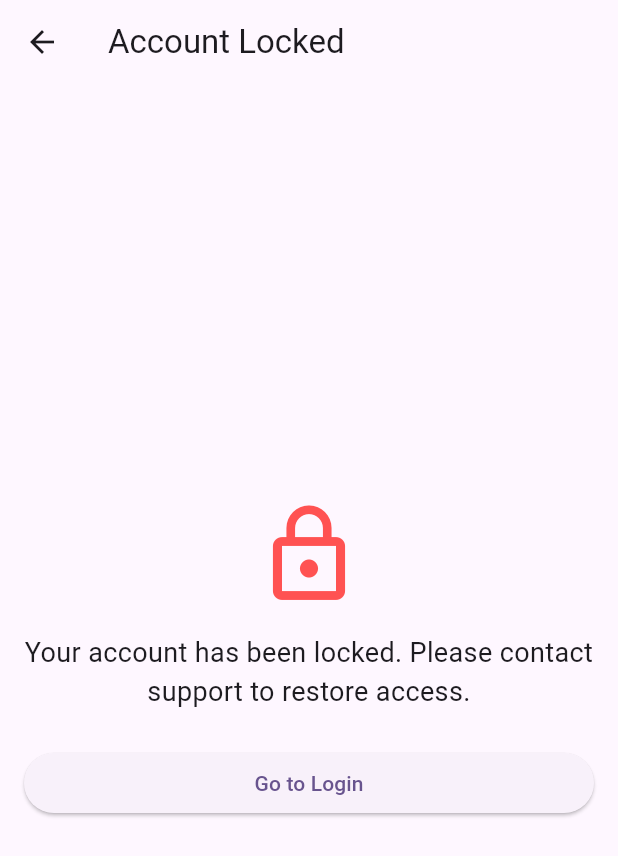
After one commit to cpp977/vote, a Flutter app: the AccountLockedPage screen opened by its route, on a phone screen of 412 x 824 dp. The commit adds this screen. Shown: the top 856 px of the screen. Run offline on Flutter 3.47's test engine with Material 3 defaults, Android fonts, the phone set to English and light mode, and no system bars; our stand-ins replace shared_preferences; accounts and stored records are empty.

Commit message:
feat(auth): show account locked page (HTTP 423) via NavigationService
- Add NavigationService with a global navigator key for controlled navigation
  from non-UI code such as services and middleware
- Add AccountLockedPage widget with lock icon, locked account message, and
  a 'Go to Login' button that clears auth state and navigates to login
- Update AuthMiddleware to detect HTTP 423 (Locked) responses: clear stored
  tokens and navigate to the account-locked screen via NavigationService
- Register '/login' and '/account-locked' routes in MaterialApp and wire
  the navigator key for global navigation access

```diff
--- a/lib/main.dart
+++ b/lib/main.dart
@@ -6,6 +6,8 @@ import 'controllers/auth_controller.dart';
 import 'pages/login_page.dart';
 import 'pages/home_shell.dart';
 import 'l10n/app_localizations.dart';
+import 'services/navigation_service.dart';
+import 'pages/account_locked_page.dart';
 
 void main() {
   runApp(const MyApp());
@@ -20,11 +22,16 @@ class MyApp extends StatelessWidget {
       create: (_) => AuthController()..checkAuthStatus(),
       child: MaterialApp(
         title: 'Vote',
+        navigatorKey: NavigationService.navigatorKey,
         theme: ThemeData(
           colorScheme: ColorScheme.fromSeed(seedColor: Colors.deepPurple),
           useMaterial3: true,
         ),
         home: const AuthGate(),
+        routes: {
+          '/login': (context) => const LoginPage(),
+          '/account-locked': (context) => const AccountLockedPage(),
+        },
         localizationsDelegates: AppLocalizations.localizationsDelegates,
         supportedLocales: AppLocalizations.supportedLocales,
       ),
--- /dev/null
+++ b/lib/pages/account_locked_page.dart
@@ -0,0 +1,44 @@
+import 'package:flutter/material.dart';
+import 'package:provider/provider.dart';
+
+import '../controllers/auth_controller.dart';
+import 'login_page.dart';
+
+class AccountLockedPage extends StatelessWidget {
+  const AccountLockedPage({super.key});
+
+  @override
+  Widget build(BuildContext context) {
+    return Scaffold(
+      appBar: AppBar(
+        title: const Text('Account Locked'),
+      ),
+      body: Padding(
+        padding: const EdgeInsets.all(16.0),
+        child: Column(
+          mainAxisAlignment: MainAxisAlignment.center,
+          crossAxisAlignment: CrossAxisAlignment.stretch,
+          children: [
+            const Icon(Icons.lock_outline, size: 72, color: Colors.redAccent),
+            const SizedBox(height: 16),
+            const Text(
+              'Your account has been locked. Please contact support to restore access.',
+              textAlign: TextAlign.center,
+              style: TextStyle(fontSize: 18),
+            ),
+            const SizedBox(height: 24),
+            ElevatedButton(
+              onPressed: () async {
+                // Ensure local storage is cleared and navigate to login.
+                final auth = Provider.of<AuthController>(context, listen: false);
+                await auth.logout();
+                Navigator.of(context).pushNamedAndRemoveUntil('/login', (r) => false);
+              },
+              child: const Text('Go to Login'),
+            ),
+          ],
+        ),
+      ),
+    );
+  }
+}
--- a/lib/services/auth_middleware.dart
+++ b/lib/services/auth_middleware.dart
@@ -3,6 +3,7 @@ import 'package:http/http.dart' as http;
 import '../models/auth_models.dart';
 import 'auth_service.dart';
 import 'token_storage.dart';
+import 'navigation_service.dart';
 
 /// HTTP middleware that handles authentication token management.
 ///
@@ -95,6 +96,15 @@ class AuthMiddleware {
         throw UnsupportedError('HTTP method $method not supported');
     }
 
+    // Handle account locked (423) immediately: clear stored tokens and navigate to the account-locked page.
+    if (response.statusCode == 423) {
+      await _tokenStorage.clearAll();
+      // Navigate to the account locked screen using the global navigator key.
+      NavigationService.navigatorKey.currentState?.pushReplacementNamed('/account-locked');
+      // Return the response so callers can still inspect it if needed.
+      return response;
+    }
+
     // If unauthorized and not already retrying, attempt token refresh
     if (response.statusCode == 401 && !isRetry) {
       final refreshed = await _refreshToken();
--- /dev/null
+++ b/lib/services/navigation_service.dart
@@ -0,0 +1,13 @@
+import 'package:flutter/widgets.dart';
+
+/// Simple navigation service exposing a global [NavigatorState] key so
+/// non-UI code (e.g. services) can trigger navigation in a controlled way.
+class NavigationService {
+  static final GlobalKey<NavigatorState> navigatorKey = GlobalKey<NavigatorState>();
+
+  NavigationService._();
+
+  static Future<void>? pushReplacementNamed(String routeName) {
+    return navigatorKey.currentState?.pushReplacementNamed(routeName);
+  }
+}
```
